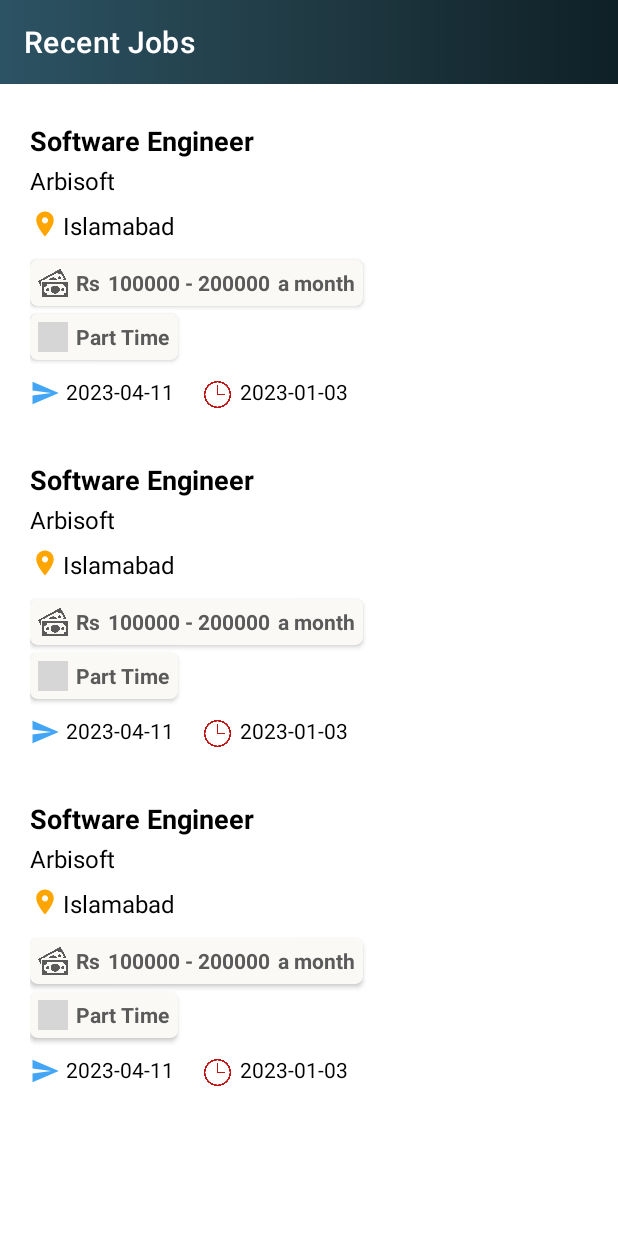
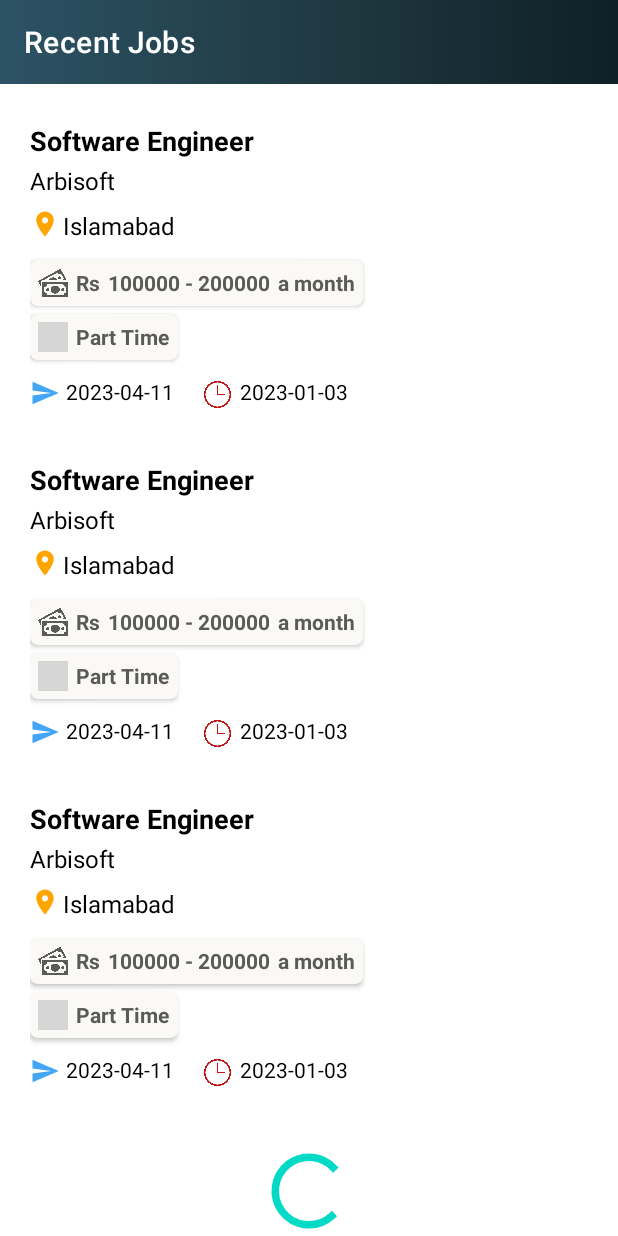
Before and after one commit to aizazalisyed/PieasAlumniConnect, an Android app: the layout activity_job_list.xml on its own in the app's theme, with its tools: preview values and no code run, on a phone screen of 412 x 824 dp. Run offline under Robolectric (Android 15) with nearby library versions, the phone set to English and light mode, and no system bars; grey boxes are pictures that could not be loaded.

Commit message:
done with job list rv adapter pagination

```diff
--- a/app/src/main/res/layout/activity_job_list.xml
+++ b/app/src/main/res/layout/activity_job_list.xml
@@ -16,20 +16,13 @@
         app:titleTextColor="@color/white"
         tools:ignore="MissingConstraints" />
 
-    <androidx.core.widget.NestedScrollView
-        android:id="@+id/nestedScrollView"
-        android:layout_width="match_parent"
-        android:layout_height="match_parent"
-        android:layout_below="@id/toolBarJobList">
-
         <androidx.recyclerview.widget.RecyclerView
             android:id="@+id/JobsRecyclerView"
             android:layout_width="match_parent"
             android:layout_height="match_parent"
             android:orientation="vertical"
+            android:layout_below="@id/toolBarJobList"
             tools:listitem="@layout/jobs_recycler_view_iteam" />
-
-    </androidx.core.widget.NestedScrollView>
 
     <TextView
         android:id="@+id/warning"
@@ -54,10 +47,9 @@
     <ProgressBar
         android:id="@+id/progressBar"
         android:layout_width="60dp"
-        android:layout_height="50dp"
+        android:layout_height="60dp"
         android:layout_alignParentBottom="true"
         android:layout_centerHorizontal="true"
-        android:layout_marginBottom="60dp"
-        android:visibility="gone" />
+        android:visibility="visible" />
 
 </RelativeLayout>
```
Also changed, not shown: app/src/main/java/java/com/alumnimanagmentsystem/Activities/JobListActivity.java (+12 -4 lines), app/src/main/java/java/com/alumnimanagmentsystem/ViewModel/JobListViewModel.java (+10 -2 lines).
